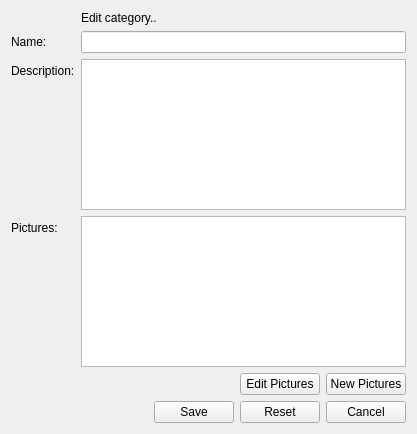
Above: client/uiforms/category_edit.ui from Wolframe/configurator before the change. Below: the same form after it.
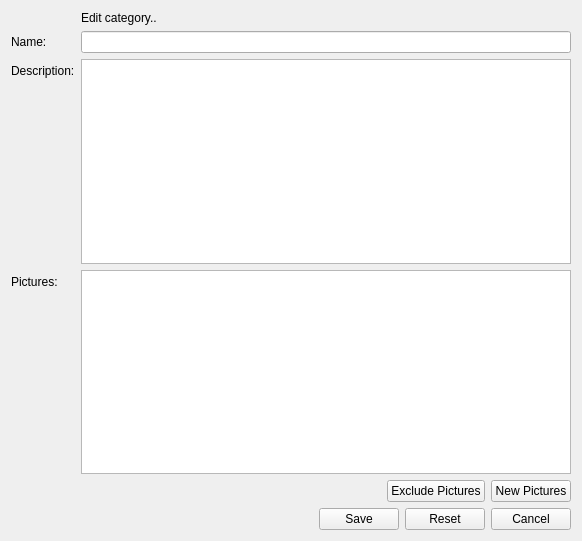
That is the form after the change. Icons and pictures are not drawn.

Commit message: finished picture editing for categories (except tooltips)

```diff
--- a/client/uiforms/category_edit.ui
+++ b/client/uiforms/category_edit.ui
@@ -6,8 +6,8 @@
    <rect>
     <x>0</x>
     <y>0</y>
-    <width>417</width>
-    <height>434</height>
+    <width>582</width>
+    <height>541</height>
    </rect>
   </property>
   <property name="windowTitle">
@@ -176,7 +176,7 @@
      <item>
       <widget class="QPushButton" name="edit_pictures">
        <property name="text">
-        <string>Edit Pictures</string>
+        <string>Exclude Pictures</string>
        </property>
        <property name="form" stdset="0">
         <string>picture_select_edit?widgetid={main.widgetid}_picture&amp;id={main.pictures.id}</string>
```
Left out of the diff: 20 changed lines with no effect on the pictures. The commit also changes 5 other files.
